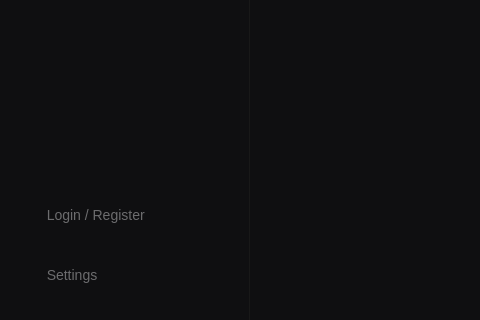
Above: presentationLayer/layout/layout.ui from codingburgas/2526-9-CPP-SprintProject-Certa.dev before the change; both pictures show x 0 to 480 and y 430 to 750 of the 1000 by 750 pixel window. Below: the same form after it.
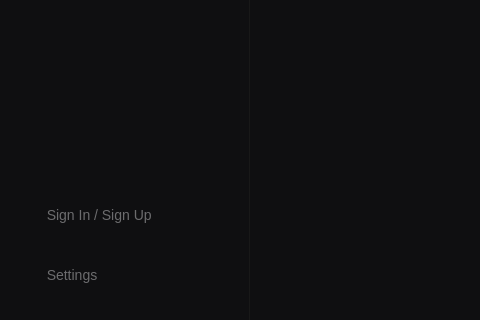
That is the form after the change. Icons and pictures are not drawn.

Commit message: feat(auth): create auth ui (#3)

Diff of the .ui file:
```diff
--- a/presentationLayer/layout/layout.ui
+++ b/presentationLayer/layout/layout.ui
@@ -72,7 +72,7 @@
 
   #sidebarHomeButton,
   #sidebarMoviesButton,
-  #sidebarLoginButton,
+  #sidebarAuthButton,
   #sidebarSettingsButton {
     min-height: 48px;
     max-height: 48px;
@@ -90,7 +90,6 @@
 
   #sidebarHomeButton:checked,
   #sidebarMoviesButton:checked,
-  #sidebarLoginButton:checked,
   #sidebarSettingsButton:checked {
     background-color: rgba(174, 26, 25, 92);
     border-color: transparent;
@@ -99,7 +98,7 @@
 
   #sidebarHomeButton:hover,
   #sidebarMoviesButton:hover,
-  #sidebarLoginButton:hover,
+  #sidebarAuthButton:hover,
   #sidebarSettingsButton:hover {
     background-color: rgba(149, 22, 21, 45);
     border-color: #181818;
@@ -108,7 +107,6 @@
 
   #sidebarHomeButton:checked:hover,
   #sidebarMoviesButton:checked:hover,
-  #sidebarLoginButton:checked:hover,
   #sidebarSettingsButton:checked:hover {
     background-color: rgba(174, 26, 25, 120);
     border-color: transparent;
@@ -239,8 +237,7 @@
         <bool>true</bool>
        </property>
       </widget>
-      <!-- Login and Settings placed near the bottom with fixed positions -->
-      <widget class="QPushButton" name="sidebarLoginButton">
+      <widget class="QPushButton" name="sidebarAuthButton">
        <property name="geometry">
         <rect>
          <x>8</x>
@@ -250,7 +247,7 @@
         </rect>
        </property>
        <property name="text">
-        <string>  Login / Register</string>
+        <string>  Sign In / Sign Up</string>
        </property>
         <property name="icon">
          <iconset resource="../../assets/icons.qrc">
```
Left out of the diff: 32 changed lines with no effect on the pictures. Lines whose indentation alone changed are shown as unchanged. The commit also changes 9 other files.
